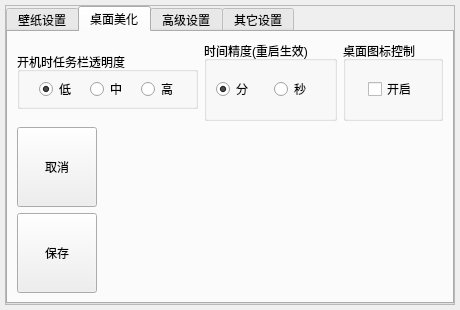
Above: src/dialog.ui from yjmthu/Neobox before the change. Below: the same form after it.
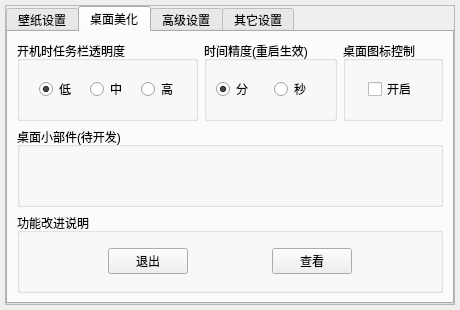
That is the form after the change. The open tabs and pages were chosen to show the change. Icons and pictures are not drawn.

```diff
--- a/src/dialog.ui
+++ b/src/dialog.ui
@@ -29,15 +29,21 @@
    <iconset resource="res.qrc">
     <normaloff>:/icons/speedbox.ico</normaloff>:/icons/speedbox.ico</iconset>
   </property>
+  <layout class="QVBoxLayout" name="verticalLayout_3">
+   <property name="leftMargin">
+    <number>5</number>
+   </property>
+   <property name="topMargin">
+    <number>5</number>
+   </property>
+   <property name="rightMargin">
+    <number>5</number>
+   </property>
+   <property name="bottomMargin">
+    <number>5</number>
+   </property>
+   <item>
   <widget class="QFrame" name="frame">
-   <property name="geometry">
-    <rect>
-     <x>5</x>
-     <y>5</y>
-     <width>450</width>
-     <height>300</height>
-    </rect>
-   </property>
    <property name="frameShape">
     <enum>QFrame::StyledPanel</enum>
    </property>
@@ -516,7 +522,7 @@
             <property name="maximumSize">
              <size>
               <width>16777215</width>
-              <height>57</height>
+                <height>16777215</height>
              </size>
             </property>
             <property name="toolTip">
@@ -702,53 +708,72 @@
          </layout>
         </item>
         <item>
-         <widget class="QPushButton" name="pushButton_2">
-          <property name="sizePolicy">
-           <sizepolicy hsizetype="Minimum" vsizetype="Minimum">
-            <horstretch>0</horstretch>
-            <verstretch>0</verstretch>
-           </sizepolicy>
-          </property>
-          <property name="maximumSize">
+           <widget class="QGroupBox" name="groupBox_2">
+            <property name="title">
+             <string>桌面小部件(待开发)</string>
+            </property>
+           </widget>
+          </item>
+          <item>
+           <widget class="QGroupBox" name="groupBox">
+            <property name="title">
+             <string>功能改进说明</string>
+            </property>
+            <layout class="QHBoxLayout" name="horizontalLayout_12">
+             <item>
+              <spacer name="horizontalSpacer_7">
+               <property name="orientation">
+                <enum>Qt::Horizontal</enum>
+               </property>
+               <property name="sizeHint" stdset="0">
            <size>
-            <width>80</width>
-            <height>16777215</height>
-           </size>
-          </property>
-          <property name="cursor">
-           <cursorShape>PointingHandCursor</cursorShape>
-          </property>
-          <property name="toolTip">
-           <string>关闭窗口</string>
-          </property>
+                 <width>40</width>
+                 <height>20</height>
+                </size>
+               </property>
+              </spacer>
+             </item>
+             <item>
+              <widget class="QPushButton" name="pushButton_8">
           <property name="text">
-           <string>取消</string>
+                <string>退出</string>
           </property>
          </widget>
         </item>
         <item>
-         <widget class="QPushButton" name="pBtnSaveTaskSettings">
-          <property name="sizePolicy">
-           <sizepolicy hsizetype="Minimum" vsizetype="Minimum">
-            <horstretch>0</horstretch>
-            <verstretch>0</verstretch>
-           </sizepolicy>
-          </property>
-          <property name="maximumSize">
+              <spacer name="horizontalSpacer_8">
+               <property name="orientation">
+                <enum>Qt::Horizontal</enum>
+               </property>
+               <property name="sizeHint" stdset="0">
            <size>
-            <width>80</width>
-            <height>16777215</height>
-           </size>
-          </property>
-          <property name="cursor">
-           <cursorShape>PointingHandCursor</cursorShape>
-          </property>
-          <property name="toolTip">
-           <string>*保存此页非注册表设置</string>
-          </property>
-          <property name="text">
-           <string>保存</string>
-          </property>
+                 <width>40</width>
+                 <height>20</height>
+                </size>
+               </property>
+              </spacer>
+             </item>
+             <item>
+              <widget class="QPushButton" name="pushButton_3">
+               <property name="text">
+                <string>查看</string>
+               </property>
+              </widget>
+             </item>
+             <item>
+              <spacer name="horizontalSpacer_9">
+               <property name="orientation">
+                <enum>Qt::Horizontal</enum>
+               </property>
+               <property name="sizeHint" stdset="0">
+                <size>
+                 <width>40</width>
+                 <height>20</height>
+                </size>
+               </property>
+              </spacer>
+             </item>
+            </layout>
          </widget>
         </item>
        </layout>
@@ -1426,6 +1451,8 @@
     </item>
    </layout>
   </widget>
+   </item>
+  </layout>
  </widget>
  <resources>
   <include location="res.qrc"/>
```
Lines whose indentation alone changed are shown as unchanged.
